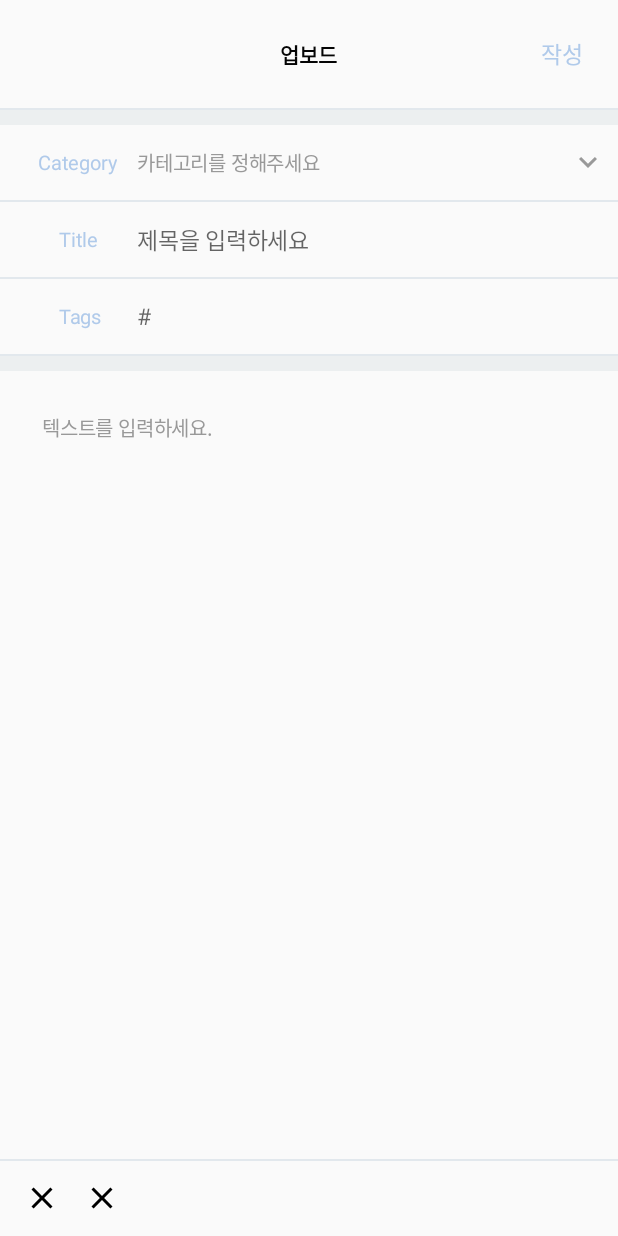
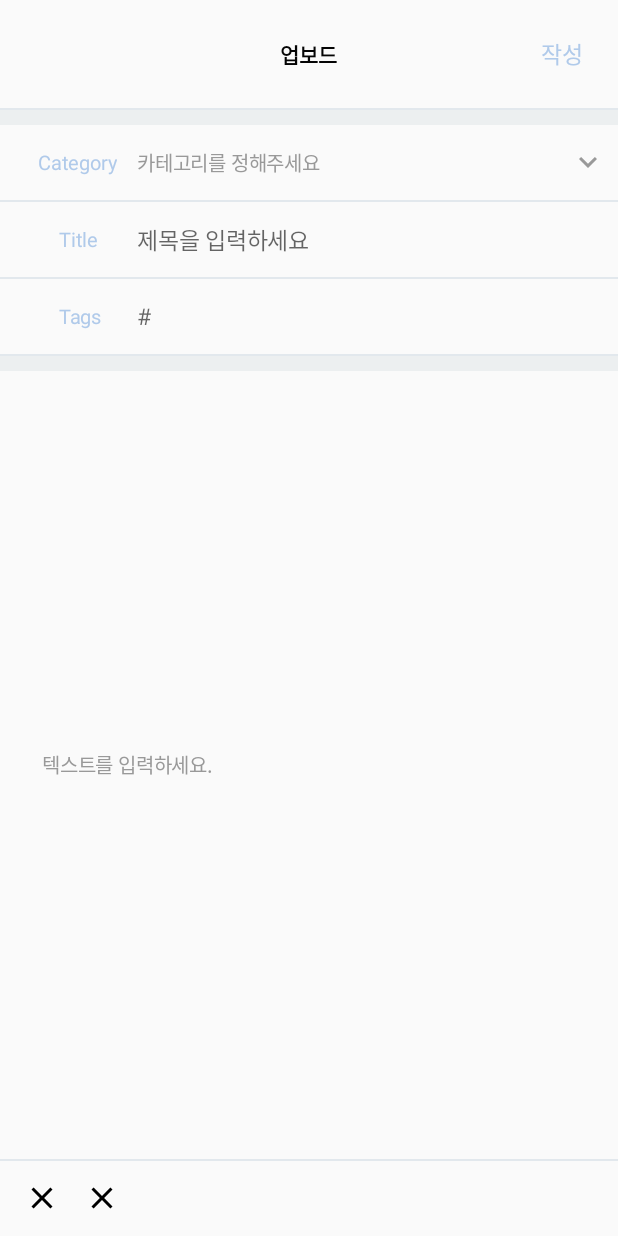
Before and after one commit to SongJemin/Gings-Android-1, an Android app: the UpBoardActivity screen opened directly, with no data from a screen before it, on a phone screen of 412 x 824 dp. Run offline under Robolectric (Android 15) with nearby library versions, the phone set to English and light mode, and no system bars.

Commit message:
modify up_board detailed

```diff
--- a/app/src/main/java/com/computer/inu/myworkinggings/Seunghee/Activity/UpBoardActivity.kt
+++ b/app/src/main/java/com/computer/inu/myworkinggings/Seunghee/Activity/UpBoardActivity.kt
@@ -36,60 +36,8 @@ class UpBoardActivity : AppCompatActivity() {
         //gl_upboard_album_view.visibility=View.GONE
 
 
-
-        /*각각의 카테고리 선택 리스너*/
-        //카테고리 선택
-        val categoryBtnList : Array<RelativeLayout> = arrayOf(
-                rl_btn_up_board_category_question,
-                rl_btn_up_board_category_inspriation,
-                rl_btn_up_board_category_collaboration
-        )
-        val categoryListText : Array<TextView> = arrayOf(tv_up_board_question,tv_up_board_inspiration,tv_up_board_collaboration)
-        //카테고리 선택시, 선택 창 닫힘 + 헤당 카테고리 글자 띄우기
-        for(i in categoryBtnList.indices)
-        {
-            categoryBtnList[i].setOnClickListener{
-                rl_btn_up_board_category_selected.visibility=View.GONE
-                categoryListText[i].visibility=View.VISIBLE
-
-                ll_up_board_category_list.visibility=View.GONE
-            }
-        }
-
-        for(i in categoryListText.indices)
-        {
-            categoryListText[i].setOnClickListener{
-                categoryListText[i].visibility=View.GONE
-                rl_btn_up_board_category_selected.visibility=View.VISIBLE
-
-                ll_up_board_category_list.visibility=View.VISIBLE
-            }
-        }
-
-
-        /*카테고리 선택 창 열고 닫는 리스너*/
-        //열기
-        rl_btn_up_board_category_select.setOnClickListener{
-
-            //more버튼 대신 less버튼으로
-            rl_btn_up_board_category_select.visibility=View.GONE
-            rl_btn_up_board_category_selected.visibility=View.VISIBLE
-
-            //카테고리 리스트 선택 창
-            ll_up_board_category_list.visibility=View.VISIBLE
-
-        }
-        //닫기
-        rl_btn_up_board_category_selected.setOnClickListener{
-
-            rl_btn_up_board_category_selected.visibility=View.GONE
-            rl_btn_up_board_category_select.visibility=View.VISIBLE
-
-            //카테고리 리스트 선택 창
-            ll_up_board_category_list.visibility=View.GONE
-        }
-
-
+        /*카테고리 선택&재선택 함수*/
+        categorySelectOnClickListener()
 
         /*사진선택*/
         //이미지 버튼 클릭시
@@ -118,6 +66,61 @@ class UpBoardActivity : AppCompatActivity() {
 
     }
 
+    private fun categorySelectOnClickListener(){
+
+        /*각각의 카테고리 선택*/
+        val categoryBtnList : Array<RelativeLayout> = arrayOf(
+                rl_btn_up_board_category_question,
+                rl_btn_up_board_category_inspriation,
+                rl_btn_up_board_category_collaboration
+        )
+        val categoryListText : Array<TextView> = arrayOf(tv_up_board_question,tv_up_board_inspiration,tv_up_board_collaboration)
+
+        //카테고리 선택시, 선택 창 닫힘 + 헤당 카테고리 글자 띄우기
+        for(i in categoryBtnList.indices)
+        {
+            categoryBtnList[i].setOnClickListener{
+                rl_btn_up_board_category_selected.visibility=View.GONE
+                categoryListText[i].visibility=View.VISIBLE
+
+                ll_up_board_category_list.visibility=View.GONE
+            }
+        }
+
+        //카테고리 선택 완료 후, 재 선택
+        for(i in categoryListText.indices)
+        {
+            categoryListText[i].setOnClickListener{
+                categoryListText[i].visibility=View.GONE
+                rl_btn_up_board_category_selected.visibility=View.VISIBLE
+
+                ll_up_board_category_list.visibility=View.VISIBLE
+            }
+        }
+
+        /*카테고리 선택 창 열고 닫는 리스너*/
+        //열기
+        rl_btn_up_board_category_select.setOnClickListener{
+
+            //more버튼 대신 less버튼으로
+            rl_btn_up_board_category_select.visibility=View.GONE
+            rl_btn_up_board_category_selected.visibility=View.VISIBLE
+
+            //카테고리 리스트 선택 창
+            ll_up_board_category_list.visibility=View.VISIBLE
+
+        }
+        //닫기
+        rl_btn_up_board_category_selected.setOnClickListener{
+
+            rl_btn_up_board_category_selected.visibility=View.GONE
+            rl_btn_up_board_category_select.visibility=View.VISIBLE
+
+            //카테고리 리스트 선택 창
+            ll_up_board_category_list.visibility=View.GONE
+        }
+    }
+
     private fun setRecyclerView(){
 
         //임시데이터set
--- a/app/src/main/res/layout/activity_up_board.xml
+++ b/app/src/main/res/layout/activity_up_board.xml
@@ -1,5 +1,6 @@
 <?xml version="1.0" encoding="utf-8"?>
 <LinearLayout xmlns:android="http://schemas.android.com/apk/res/android"
+    xmlns:tools="http://schemas.android.com/tools"
     android:layout_width="match_parent"
     android:layout_height="match_parent"
     android:orientation="vertical">
@@ -97,10 +98,9 @@
 
             <TextView
                 android:visibility="gone"
-
                 android:layout_centerVertical="true"
                 android:id="@+id/tv_up_board_inspiration"
-                android:layout_width="wrap_content"
+                android:layout_width="match_parent"
                 android:layout_height="wrap_content"
                 android:letterSpacing="-0.01"
                 android:lineSpacingExtra="1sp"
@@ -113,7 +113,7 @@
 
                 android:layout_centerVertical="true"
                 android:id="@+id/tv_up_board_collaboration"
-                android:layout_width="wrap_content"
+                android:layout_width="match_parent"
                 android:layout_height="wrap_content"
                 android:layout_alignParentStart="true"
                 android:layout_alignParentTop="true"
@@ -126,7 +126,7 @@
             <RelativeLayout
                 android:id="@+id/rl_btn_up_board_category_select"
                 android:layout_centerInParent="true"
-                android:layout_width="wrap_content"
+                android:layout_width="match_parent"
                 android:layout_height="match_parent">
 
                 <TextView
@@ -320,8 +320,8 @@
 
         <EditText
             android:id="@+id/et_up_board_title"
-            android:layout_width="wrap_content"
-            android:layout_height="wrap_content"
+            android:layout_width="match_parent"
+            android:layout_height="match_parent"
             android:layout_centerVertical="true"
             android:layout_marginStart="83.5dp"
             android:background="@null"
@@ -357,8 +357,8 @@
 
         <EditText
             android:id="@+id/et_up_board_tags"
-            android:layout_width="wrap_content"
-            android:layout_height="wrap_content"
+            android:layout_width="match_parent"
+            android:layout_height="match_parent"
             android:layout_centerVertical="true"
             android:layout_marginStart="83.5dp"
             android:background="@null"
@@ -390,8 +390,8 @@
 
         <EditText
             android:id="@+id/et_up_board_modify"
-            android:layout_width="wrap_content"
-            android:layout_height="wrap_content"
+            android:layout_width="match_parent"
+            android:layout_height="match_parent"
             android:layout_margin="20dp"
             android:background="@null"
             android:letterSpacing="-0.01"
--- /dev/null
+++ b/app/src/main/res/values/kakao_strings.xml
@@ -0,0 +1,6 @@
+<?xml version="1.0" encoding="utf-8"?>
+<resources>
+    <string name="kakao_app_key">fe1bcb96c51db1ac2252c9add49cffb5</string>
+    <string name="kakao_scheme">kakaoAfe1bcb96c51db1ac2252c9add49cffb5</string>
+    <string name="kakaolink_host">kakaolink</string>
+</resources>
--- a/gradle.properties
+++ b/gradle.properties
@@ -11,3 +11,5 @@ org.gradle.jvmargs=-Xmx1536m
 # This option should only be used with decoupled projects. More details, visit
 # http://www.gradle.org/docs/current/userguide/multi_project_builds.html#sec:decoupled_projects
 # org.gradle.parallel=true
+
+KAKAO_SDK_VERSION=1.15.1
```
Also changed, not shown: build.gradle (+7 -0 lines).
